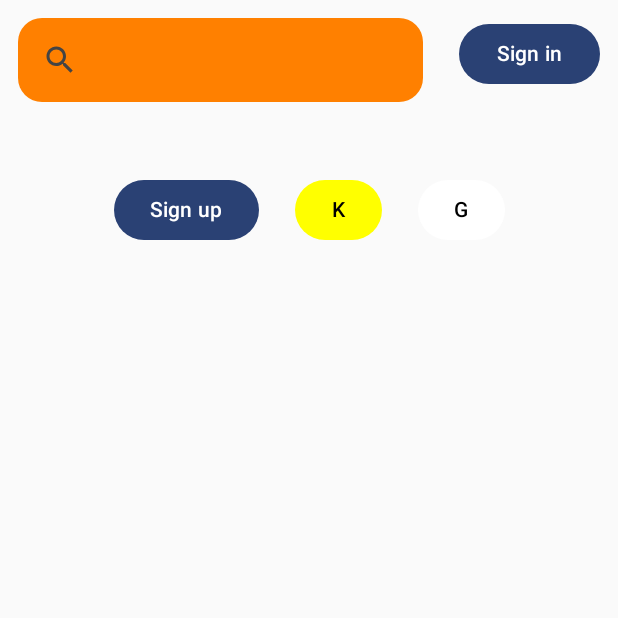
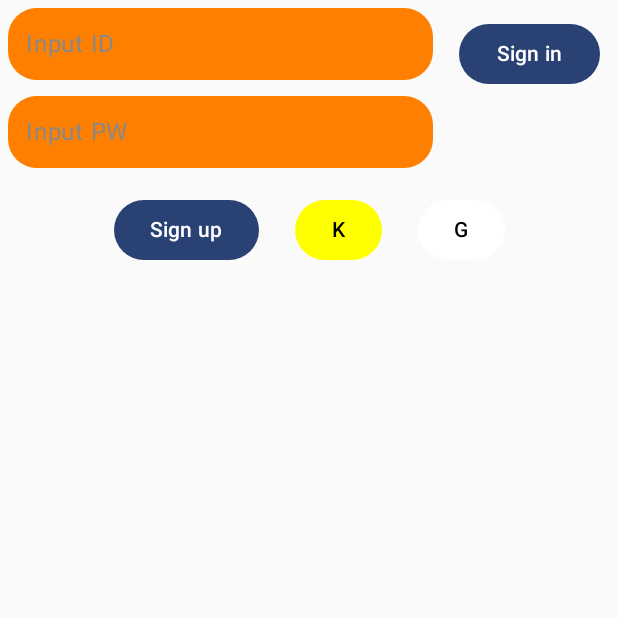
Before and after one commit to wafflestudio21-5/team2-android, an Android app built with Jetpack Compose: the screen it shows after launch (MainActivity), on a phone screen of 412 x 824 dp, the top half of it. Run offline under Robolectric (Android 15) with nearby library versions, the phone set to English and light mode, and no system bars; our stand-ins replace Dagger/Hilt's generated code.

```diff
--- a/app/build.gradle.kts
+++ b/app/build.gradle.kts
@@ -54,6 +54,8 @@ android {
 
 dependencies {
 
+    implementation("com.squareup.okhttp3:logging-interceptor:4.8.0")
+    implementation("com.squareup.okhttp3:okhttp-urlconnection:4.9.1")
     // OkHttp
     implementation("com.squareup.okhttp3:okhttp:4.10.0")
     // Retrofit
@@ -64,7 +66,7 @@ dependencies {
     implementation("com.squareup.moshi:moshi-kotlin:1.14.0")
     //Dagger-Hilt
     implementation("com.google.dagger:hilt-android:2.48")
-    kapt("com.google.dagger:hilt-android-compiler:2.48")
+    kapt("com.google.dagger:hilt-android-compiler:2.47")
     //Navigation
     implementation("androidx.navigation:navigation-compose:2.7.6")
     implementation("androidx.hilt:hilt-navigation-compose:1.1.0")
--- a/app/src/main/AndroidManifest.xml
+++ b/app/src/main/AndroidManifest.xml
@@ -2,7 +2,10 @@
 <manifest xmlns:android="http://schemas.android.com/apk/res/android"
     xmlns:tools="http://schemas.android.com/tools">
 
+    <uses-permission android:name="android.permission.INTERNET" />
     <application
+        android:name=".BunnyApplication"
+        android:usesCleartextTraffic="true"
         android:allowBackup="true"
         android:dataExtractionRules="@xml/data_extraction_rules"
         android:fullBackupContent="@xml/backup_rules"
--- /dev/null
+++ b/app/src/main/java/com/wafflestudio/bunnybunny/BunnyApplication.kt
@@ -0,0 +1,9 @@
+package com.wafflestudio.bunnybunny
+
+import android.app.Application
+import dagger.hilt.android.HiltAndroidApp
+
+@HiltAndroidApp
+class BunnyApplication: Application() {
+
+}
--- a/app/src/main/java/com/wafflestudio/bunnybunny/MainActivity.kt
+++ b/app/src/main/java/com/wafflestudio/bunnybunny/MainActivity.kt
@@ -17,7 +17,9 @@ import androidx.navigation.compose.composable
 import androidx.navigation.compose.rememberNavController
 import com.wafflestudio.bunnybunny.pages.StartPage
 import com.wafflestudio.bunnybunny.ui.theme.BunnybunnyTheme
+import dagger.hilt.android.AndroidEntryPoint
 
+@AndroidEntryPoint
 class MainActivity : ComponentActivity() {
     override fun onCreate(savedInstanceState: Bundle?) {
         super.onCreate(savedInstanceState)
--- /dev/null
+++ b/app/src/main/java/com/wafflestudio/bunnybunny/data/example/LoginData.kt
@@ -0,0 +1,17 @@
+package com.wafflestudio.bunnybunny.data.example
+
+import com.squareup.moshi.Json
+import com.squareup.moshi.JsonClass
+
+data class LoginRequest(
+    @Json(name = "email") val email : String,
+    @Json(name = "password") val password : String
+)
+
+@JsonClass(generateAdapter = true)
+data class LoginResponse(
+    @Json(name = "uid") val uid: Int,
+    @Json(name = "token") val token : String,
+    @Json(name = "refAreaIds") val refAreaIds: List<Int>,
+    @Json(name = "isAdmin") val isAdmin: Boolean
+)
--- /dev/null
+++ b/app/src/main/java/com/wafflestudio/bunnybunny/di/NetworkModule.kt
@@ -0,0 +1,51 @@
+package com.wafflestudio.bunnybunny.di
+
+import com.squareup.moshi.Moshi
+import com.squareup.moshi.kotlin.reflect.KotlinJsonAdapterFactory
+import com.wafflestudio.bunnybunny.lib.network.api.BunnyApi
+import dagger.Module
+import dagger.Provides
+import dagger.hilt.InstallIn
+import dagger.hilt.components.SingletonComponent
+import okhttp3.OkHttpClient
+import okhttp3.logging.HttpLoggingInterceptor
+import retrofit2.Retrofit
+import retrofit2.converter.moshi.MoshiConverterFactory
+
+@Module
+@InstallIn(SingletonComponent::class)
+class NetworkModule {
+
+    @Provides
+    fun provideOkHttpClient(): OkHttpClient {
+        val interceptor = HttpLoggingInterceptor()
+        interceptor.level = HttpLoggingInterceptor.Level.BODY
+
+        return OkHttpClient.Builder().addNetworkInterceptor(interceptor)
+            .addInterceptor{ chain ->
+                val newRequest = chain.request().
+                newBuilder().build()
+                chain.proceed(newRequest)
+            }
+            .build()
+    }
+    @Provides
+    fun provideMoshi(): Moshi {
+        return Moshi.Builder().add(KotlinJsonAdapterFactory()).build()
+    }
+    @Provides
+    fun provideRetrofit(
+        okHttpClient: OkHttpClient,
+        moshi: Moshi
+    ): Retrofit {
+        return Retrofit.Builder().baseUrl("http://43.202.236.170:8080/")
+            .client(okHttpClient).addConverterFactory(MoshiConverterFactory.create(moshi))
+            .build()
+    }
+    @Provides
+    fun bunnyApi(
+        retrofit: Retrofit,
+    ): BunnyApi {
+        return retrofit.create(BunnyApi::class.java)
+    }
+}
--- /dev/null
+++ b/app/src/main/java/com/wafflestudio/bunnybunny/lib/network/api/BunnyApi.kt
@@ -0,0 +1,20 @@
+package com.wafflestudio.bunnybunny.lib.network.api
+
+import com.wafflestudio.bunnybunny.data.example.LoginRequest
+import com.wafflestudio.bunnybunny.data.example.LoginResponse
+import retrofit2.http.Body
+import retrofit2.http.GET
+import retrofit2.http.Header
+import retrofit2.http.POST
+import retrofit2.http.Query
+
+interface BunnyApi {
+
+    /*@GET("/test/auth")
+    suspend fun testLogin(@Header("Authorization") token: String): Boolean*/
+
+    @POST("/auth/login")
+    suspend fun loginRequest(
+        @Body request: LoginRequest) : LoginResponse
+
+}
--- a/app/src/main/java/com/wafflestudio/bunnybunny/pages/StartPage.kt
+++ b/app/src/main/java/com/wafflestudio/bunnybunny/pages/StartPage.kt
@@ -3,6 +3,7 @@ package com.wafflestudio.bunnybunny.pages
 import android.util.Log
 import androidx.compose.foundation.background
 import androidx.compose.foundation.layout.Arrangement
+import androidx.compose.foundation.layout.Box
 import androidx.compose.foundation.layout.Column
 import androidx.compose.foundation.layout.Row
 import androidx.compose.foundation.layout.fillMaxSize
@@ -19,12 +20,13 @@ import androidx.compose.material.icons.filled.Search
 import androidx.compose.material3.Button
 import androidx.compose.material3.ButtonDefaults
 import androidx.compose.material3.Icon
-import androidx.compose.material3.MaterialTheme
 import androidx.compose.material3.Surface
 import androidx.compose.material3.Text
 import androidx.compose.runtime.Composable
+import androidx.compose.runtime.LaunchedEffect
 import androidx.compose.runtime.getValue
 import androidx.compose.runtime.mutableStateOf
+import androidx.compose.runtime.rememberCoroutineScope
 import androidx.compose.runtime.saveable.rememberSaveable
 import androidx.compose.runtime.setValue
 import androidx.compose.ui.Alignment
@@ -33,6 +35,20 @@ import androidx.compose.ui.graphics.Color
 import androidx.compose.ui.text.input.ImeAction
 import androidx.compose.ui.tooling.preview.Preview
 import androidx.compose.ui.unit.dp
+import androidx.hilt.navigation.compose.hiltViewModel
+import androidx.lifecycle.viewmodel.compose.viewModel
+import com.wafflestudio.bunnybunny.data.example.LoginRequest
+import com.wafflestudio.bunnybunny.lib.network.api.BunnyApi
+import com.wafflestudio.bunnybunny.viewModel.MainViewModel
+import kotlinx.coroutines.CoroutineScope
+import kotlinx.coroutines.Dispatchers
+import kotlinx.coroutines.coroutineScope
+import kotlinx.coroutines.launch
+import kotlinx.coroutines.withContext
+import java.util.concurrent.ThreadPoolExecutor.DiscardPolicy
+import javax.inject.Inject
+
+
 @Preview(showBackground = true)
 @Composable
 fun StartPage(
@@ -41,9 +57,12 @@ fun StartPage(
     //onNavigateToSignIn : () -> Unit,
     //onNavigateToKakaoSignIn : () -> Unit,
     //onNavigateToGoogleSignIn : () -> Unit,
+    //onNavigateToMain : () -> Unit
 ){
+    val viewModel = hiltViewModel<MainViewModel>()
     var idInput by rememberSaveable { mutableStateOf("") }
     var pwInput by rememberSaveable { mutableStateOf("") }
+
     Column {
         Row(
             modifier = Modifier.fillMaxWidth(),
@@ -55,48 +74,79 @@ fun StartPage(
                 BasicTextField(
                     value = idInput,
                     onValueChange = { newText -> idInput = newText},
-                    modifier = Modifier.padding(12.dp),
-                    decorationBox = {
-                            innerTextField ->
-                        Row(
+                    modifier = Modifier.padding(5.dp),
+                    decorationBox = { innerTextField ->
+                        Box(
                             modifier = Modifier
                                 .fillMaxWidth()
                                 .background(
                                     color = Color(0xFFFF8000),
-                                    shape = RoundedCornerShape(size = 16.dp)
+                                    shape = RoundedCornerShape(percent = 40)
                                 )
-                                .padding(16.dp),
+                                .padding(12.dp),
                         ){
-                            Icon(
-                                imageVector = Icons.Default.Search,
-                                contentDescription = "",
-                                tint = Color.DarkGray,
-                            )
+                            if(idInput.isEmpty()){
+                                Text("Input ID", color = Color.Gray)
+                            }
+                            innerTextField()
                         }
                     }
                 )
+
                 //PW Input
                 BasicTextField(
                     value = pwInput,
                     onValueChange = { newText -> pwInput = newText},
-                    modifier = Modifier.padding(12.dp),
+                    modifier = Modifier.padding(5.dp),
                     keyboardOptions = KeyboardOptions.Default.copy(
                         imeAction = ImeAction.Done
                     ),
                     keyboardActions = KeyboardActions(
                         onDone = {
-                            // TODO
+                            CoroutineScope(Dispatchers.IO).launch{
+                                val loginRequest = viewModel.tryLogin(idInput, pwInput)
+                                //val ifLogin = viewModel.api.testLogin("Bearer " + loginRequest.token)
+                                withContext(Dispatchers.Main){
+                                    // TODO onNavigateToMain
+                                }
+                            }
                         }
                     ),
                     decorationBox = {
-                        // TODO
+                            innerTextField ->
+                        Box(
+                            modifier = Modifier
+                                .fillMaxWidth()
+                                .background(
+                                    color = Color(0xFFFF8000),
+                                    shape = RoundedCornerShape(percent = 40)
+                                )
+                                .padding(12.dp),
+                        ){
+                            if(idInput.isEmpty()){
+                                Text("Input PW", color = Color.Gray)
+                            }
+                            innerTextField()
+                        }
                     }
                 )
             }
+
             //ID & PW Sign in Button
             Button(
-                modifier = Modifier.padding(12.dp).weight(1f),
-                onClick = {print("a")}
+                modifier = Modifier
+                    .padding(12.dp)
+                    .weight(1f),
+                onClick = {
+                    CoroutineScope(Dispatchers.IO).launch{
+                        val loginRequest = viewModel.tryLogin(idInput, pwInput)
+                        //val ifLogin = viewModel.api.testLogin("Bearer " + loginRequest.token)
+                        withContext(Dispatchers.Main){
+                            // TODO onNavigateToMain
+                        }
+                    }
+                }
+
             ){
                 Text("Sign in")
             }
@@ -105,6 +155,7 @@ fun StartPage(
             modifier = Modifier.fillMaxWidth(),
             horizontalArrangement = Arrangement.Center
         ) {
+
             //Sign up Button
             Button(
                 modifier = Modifier.padding(12.dp),
@@ -112,6 +163,7 @@ fun StartPage(
             ){
                 Text("Sign up")
             }
+
             //Kakao Sign-in Button
             Button(
                 modifier = Modifier.padding(12.dp),
@@ -123,6 +175,7 @@ fun StartPage(
             ){
                 Text("K")
             }
+
             //Google Sign-in Button
             Button(
                 modifier = Modifier.padding(12.dp),
--- a/app/src/main/java/com/wafflestudio/bunnybunny/viewModel/MainViewModel.kt
+++ b/app/src/main/java/com/wafflestudio/bunnybunny/viewModel/MainViewModel.kt
@@ -1,4 +1,27 @@
 package com.wafflestudio.bunnybunny.viewModel
 
-class MainViewModel {
+import androidx.compose.runtime.LaunchedEffect
+import androidx.compose.runtime.rememberCoroutineScope
+import androidx.lifecycle.ViewModel
+import com.wafflestudio.bunnybunny.data.example.LoginRequest
+import com.wafflestudio.bunnybunny.data.example.LoginResponse
+import com.wafflestudio.bunnybunny.lib.network.api.BunnyApi
+import dagger.hilt.android.lifecycle.HiltViewModel
+import dagger.hilt.android.scopes.ViewModelScoped
+import kotlinx.coroutines.CoroutineScope
+import kotlinx.coroutines.Dispatchers
+import kotlinx.coroutines.coroutineScope
+import kotlinx.coroutines.launch
+import javax.inject.Inject
+
+@HiltViewModel
+class MainViewModel @Inject constructor(
+    val api: BunnyApi
+): ViewModel() {
+
+    companion object {}
+    suspend fun tryLogin(email: String, password: String): LoginResponse{
+            return api.loginRequest(LoginRequest(email, password))
+    }
+
 }
```
